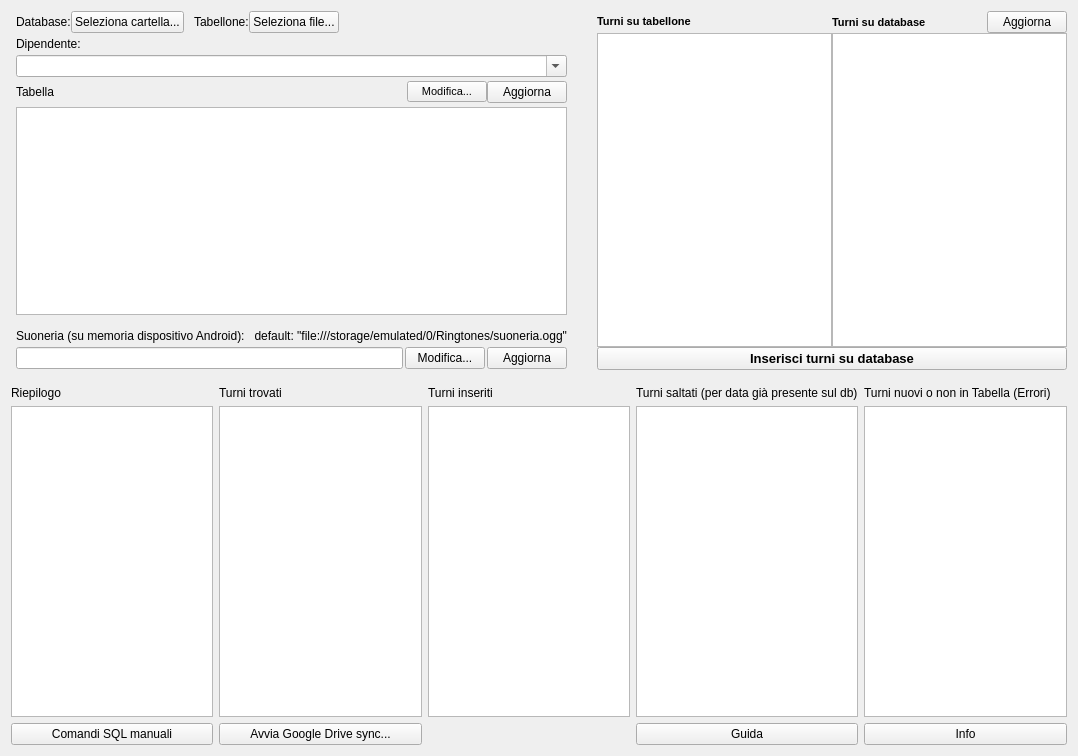
Before: the Qt Designer form AO_files/AO.ui in Grawa/WorkShiftsIntegrator, drawn with Qt 5.
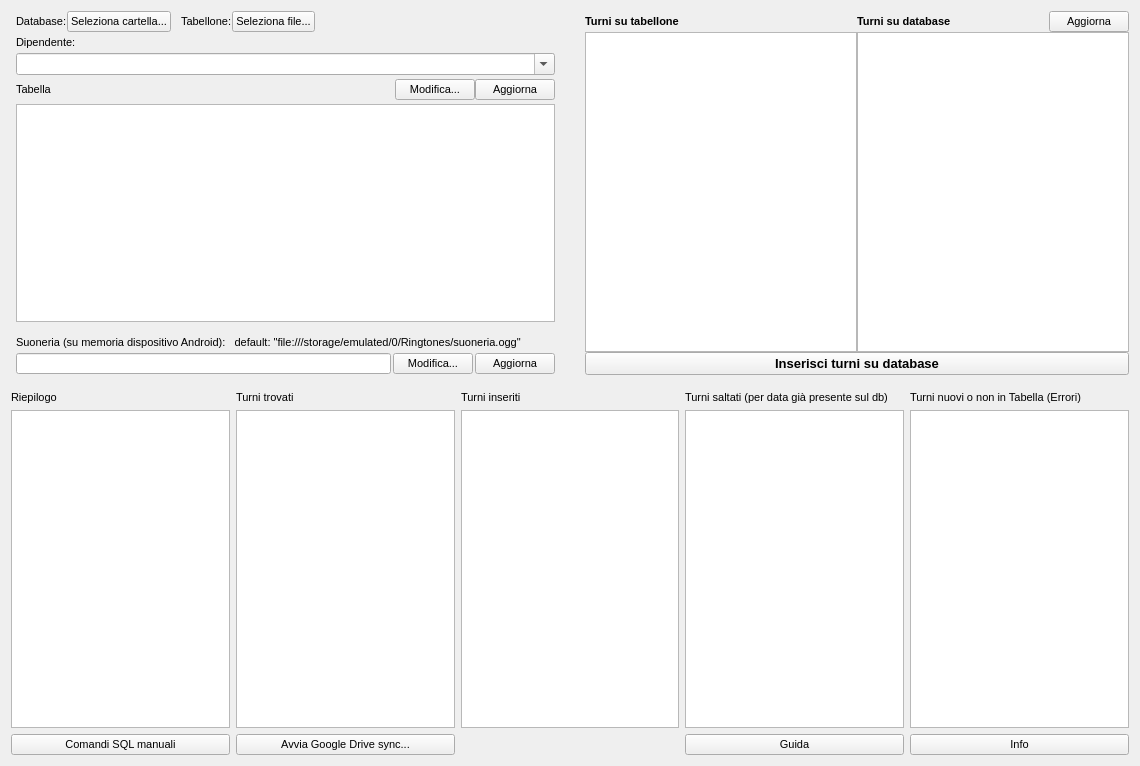
After: the same form once the commit is applied.

```diff
--- a/AO_files/AO.ui
+++ b/AO_files/AO.ui
@@ -6,10 +6,15 @@
    <rect>
     <x>0</x>
     <y>0</y>
-    <width>1078</width>
-    <height>756</height>
+    <width>1140</width>
+    <height>766</height>
    </rect>
   </property>
+  <property name="font">
+   <font>
+    <pointsize>8</pointsize>
+   </font>
+  </property>
   <property name="windowTitle">
    <string>Automatismi orari</string>
   </property>
@@ -349,6 +354,13 @@
          <verstretch>0</verstretch>
         </sizepolicy>
        </property>
+       <property name="font">
+        <font>
+         <pointsize>7</pointsize>
+         <weight>50</weight>
+         <bold>false</bold>
+        </font>
+       </property>
        <property name="editTriggers">
         <set>QAbstractItemView::NoEditTriggers</set>
        </property>
```
